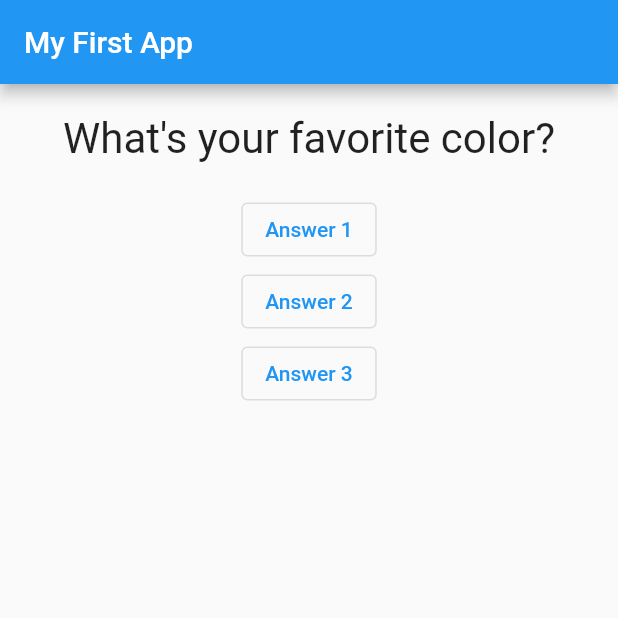
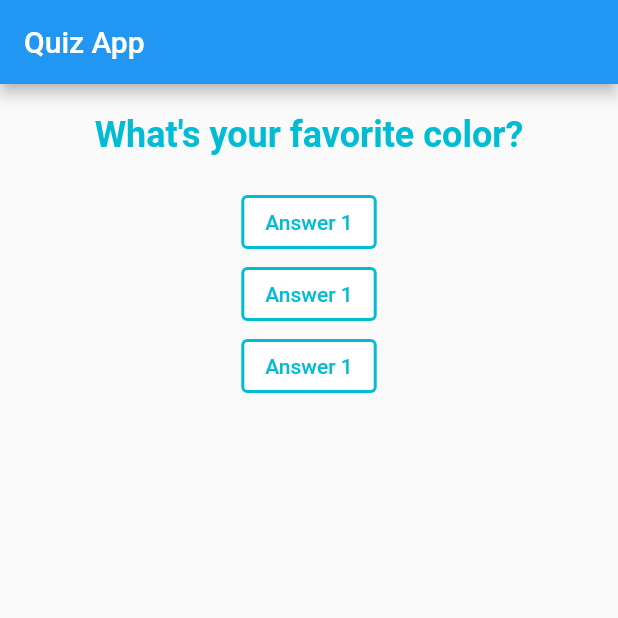
Before and after one commit to Sommos/first_flutter_project, a Flutter app: the screen it shows after launch, on a phone screen of 412 x 824 dp, the top half of it. Run offline on Flutter 3.47's test engine with Material 2 defaults, Android fonts, the phone set to English and light mode, and no system bars.

Commit message:
added maps for questions

```diff
--- a/lib/answer.dart
+++ b/lib/answer.dart
@@ -1,18 +1,23 @@
-import 'package:flutter/src/widgets/framework.dart';
-import 'package:flutter/src/widgets/placeholder.dart';
-
 import 'package:flutter/material.dart';
 
 class Answer extends StatelessWidget
 {
+  final VoidCallback answerPointer;
+
+  Answer(this.answerPointer);
+
   @override
-  Widget build(BuildContext context)
-  {
+  Widget build(BuildContext context) {
     return Container(
-      child: RaisedButton(
+      child: OutlinedButton(
+        style: OutlinedButton.styleFrom(
+          side: BorderSide(width: 2.0, color: Colors.cyan),
+          backgroundColor: Colors.white,
+          foregroundColor: Colors.cyan,
+        ),
         child: Text("Answer 1"),
-        onPressed: _answerQuestion,
+        onPressed: answerPointer,
       ),
-    )
+    );
   }
 }
--- a/lib/main.dart
+++ b/lib/main.dart
@@ -1,6 +1,7 @@
 import 'package:flutter/material.dart';
 
 import './question.dart';
+import './answer.dart';
 
 void main() => runApp(MyApp());
 
@@ -9,11 +10,11 @@ class MyApp extends StatefulWidget
   @override
   State<StatefulWidget> createState()
   {
-    return MyAppState();
+    return _MyAppState();
   }
 }
 
-class MyAppState extends State<MyApp>
+class _MyAppState extends State<MyApp>
 {
   var _questionIndex = 0;
 
@@ -30,30 +31,40 @@ class MyAppState extends State<MyApp>
   Widget build(BuildContext context)
   {
     var questions = [
-      "What's your favorite color?",
-      "What's your favorite animal?",
+      {
+        "questionText": "What's your favorite color?", "answers":
+          [
+            "Black", "Red", "Green", "White",
+          ],
+      },
+      {
+        "questionText": "What's your favorite animal?", "answers":
+          [
+            "Tiger", "Parrot", "Rabbit", "Fish",
+          ],
+      },
+      {
+        "questionText": "What's your favorite food?", "answers":
+          [
+            "Pasta", "Soup", "Pizza", "Kebab",
+          ],
+      },
     ];
 
     return MaterialApp(
+      theme: ThemeData(
+        primaryColor: Colors.cyan,
+      ),
       home: Scaffold(
         appBar: AppBar(
-          title: Text("My First App"),
+          title: Text("Quiz App"),
         ),
         body: Column(
           children: [
-            Question(questions[_questionIndex]),
-            OutlinedButton(
-              child: Text("Answer 1"),
-              onPressed: _answerQuestion
-            ),
-            OutlinedButton(
-              child: Text("Answer 2"),
-              onPressed: () => print("Answer 2 chosen!")
-            ),
-            OutlinedButton(
-              child: Text("Answer 3"),
-              onPressed: () => print("Answer 3 chosen!")
-            ),
+            Question(questions[_questionIndex]["questionText"] as String),
+            Answer(_answerQuestion),
+            Answer(_answerQuestion),
+            Answer(_answerQuestion),
           ],
         ),
       ),
--- a/lib/question.dart
+++ b/lib/question.dart
@@ -1,7 +1,3 @@
-import 'package:flutter/material.dart';
-import 'package:flutter/src/widgets/framework.dart';
-import 'package:flutter/src/widgets/placeholder.dart';
-
 import 'package:flutter/material.dart';
 
 class Question extends StatelessWidget
@@ -11,16 +7,16 @@ class Question extends StatelessWidget
   Question(this.questionText);
 
   @override
-  Widget build(BuildContext context)
-  {
-    return Container(
-      width: double.infinity,
-      margin: EdgeInsets.all(20),
-      child: Text(
-        questionText,
-        style: TextStyle(fontSize: 28),
-        textAlign: TextAlign.center,
-      )
-    );
+  Widget build(BuildContext context) {
+
+    return Container
+    (
+        width: double.infinity,
+        margin: EdgeInsets.all(20),
+        child: Text(
+          questionText,
+          style: TextStyle(fontSize: 24, fontWeight: FontWeight.bold, color: Colors.cyan),
+          textAlign: TextAlign.center,
+        ));
   }
 }
```
